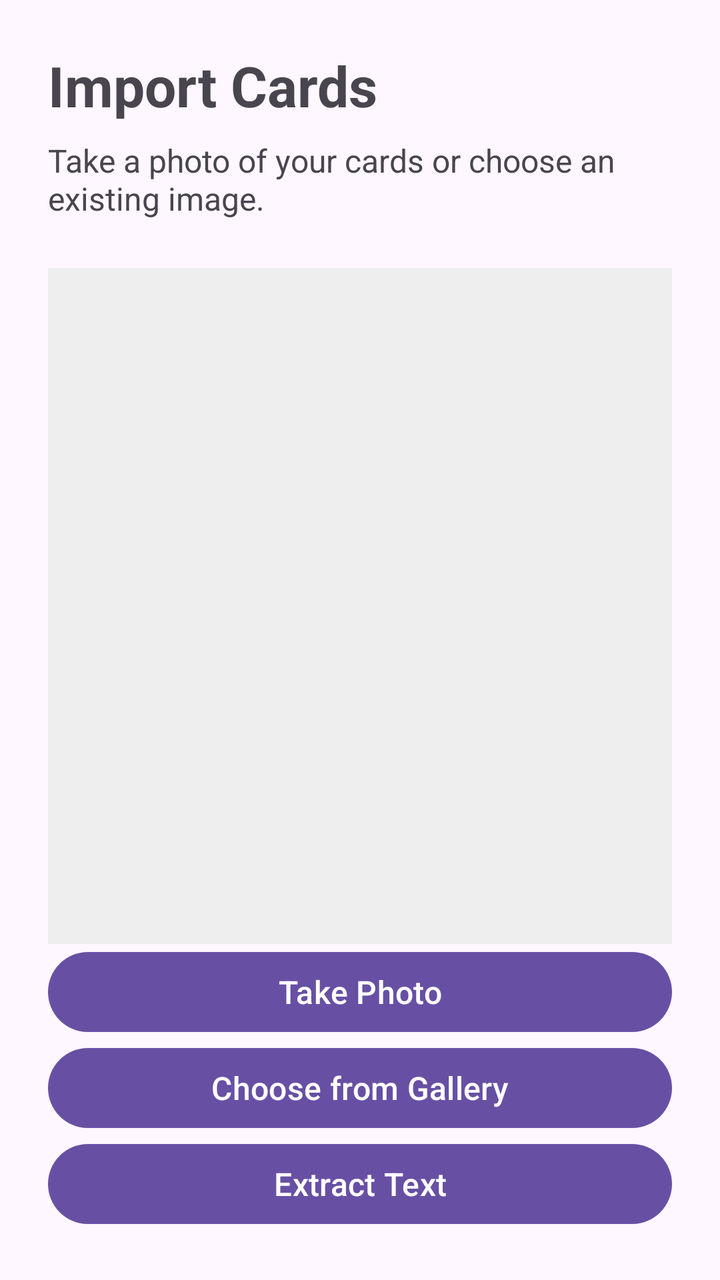
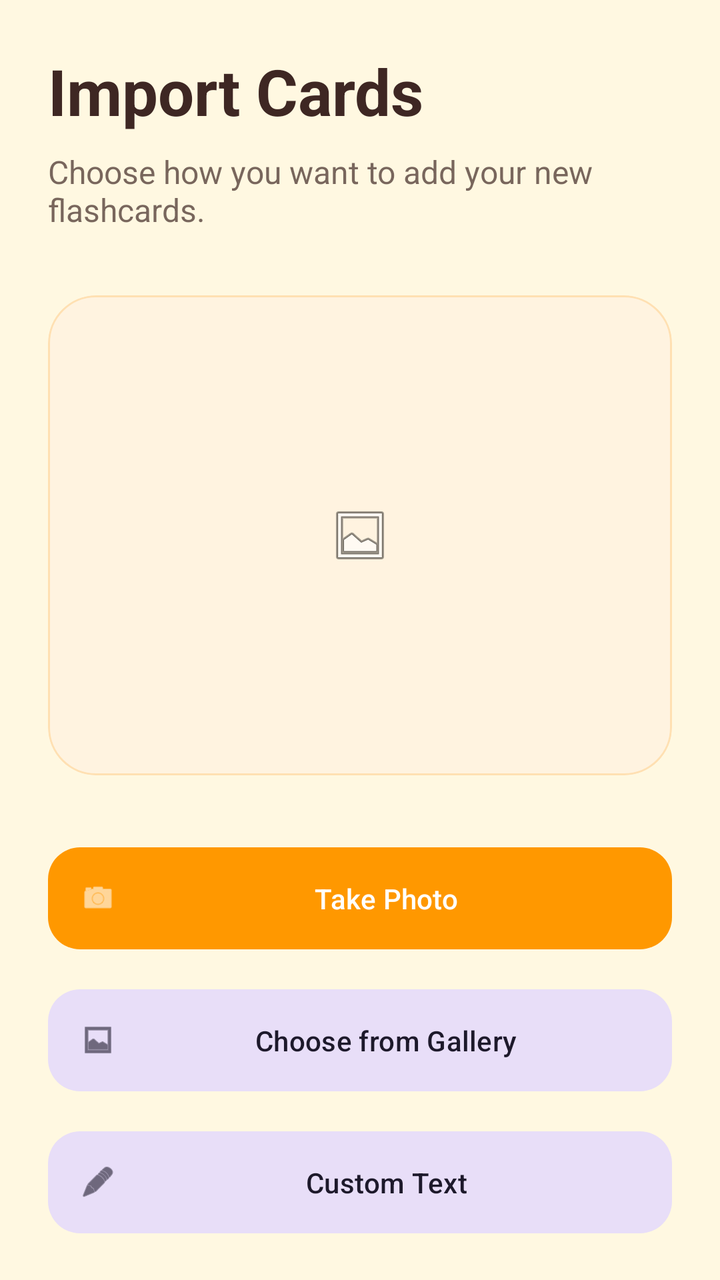

Before-and-after screenshots of an Android layout around one commit, followed by the original layout XML and the change that was made.
<!-- AndroidManifest.xml: application theme Theme.FlashNote -->
<!-- res/layout/activity_import.xml -->
<?xml version="1.0" encoding="utf-8"?>
<androidx.constraintlayout.widget.ConstraintLayout
    xmlns:android="http://schemas.android.com/apk/res/android"
    xmlns:app="http://schemas.android.com/apk/res-auto"
    xmlns:tools="http://schemas.android.com/tools"
    android:id="@+id/importRoot"
    android:layout_width="match_parent"
    android:layout_height="match_parent"
    android:padding="24dp"
    tools:context=".ImportActivity">

    
    <TextView
        android:id="@+id/importTitle"
        android:layout_width="wrap_content"
        android:layout_height="wrap_content"
        android:text="Import Cards"
        android:textSize="28sp"
        android:textStyle="bold"
        app:layout_constraintStart_toStartOf="parent"
        app:layout_constraintTop_toTopOf="parent" />

    
    <TextView
        android:id="@+id/importDescription"
        android:layout_width="0dp"
        android:layout_height="wrap_content"
        android:layout_marginTop="8dp"
        android:text="Take a photo of your cards or choose an existing image."
        android:textSize="16sp"
        app:layout_constraintEnd_toEndOf="parent"
        app:layout_constraintStart_toStartOf="parent"
        app:layout_constraintTop_toBottomOf="@id/importTitle" />

    
    <ImageView
        android:id="@+id/cardImagePreview"
        android:layout_width="0dp"
        android:layout_height="0dp"
        android:layout_marginTop="24dp"
        android:background="#EEEEEE"
        android:contentDescription="Preview of selected image"
        android:scaleType="centerInside"
        app:layout_constraintBottom_toTopOf="@id/takePhotoButton"
        app:layout_constraintEnd_toEndOf="parent"
        app:layout_constraintStart_toStartOf="parent"
        app:layout_constraintTop_toBottomOf="@id/importDescription"
        app:layout_constraintVertical_bias="0.0" />

    
    <Button
        android:id="@+id/takePhotoButton"
        android:layout_width="0dp"
        android:layout_height="wrap_content"
        android:text="Take Photo"
        android:textSize="16sp"
        app:layout_constraintBottom_toTopOf="@id/galleryButton"
        app:layout_constraintEnd_toEndOf="parent"
        app:layout_constraintStart_toStartOf="parent" />

    
    <Button
        android:id="@+id/galleryButton"
        android:layout_width="0dp"
        android:layout_height="wrap_content"
        android:layout_marginTop="8dp"
        android:text="Choose from Gallery"
        android:textSize="16sp"
        app:layout_constraintBottom_toTopOf="@id/ocrButton"
        app:layout_constraintEnd_toEndOf="parent"
        app:layout_constraintStart_toStartOf="parent" />

    
    <Button
        android:id="@+id/ocrButton"
        android:layout_width="0dp"
        android:layout_height="wrap_content"
        android:layout_marginTop="8dp"
        android:text="Extract Text"
        android:textSize="16sp"
        app:layout_constraintBottom_toBottomOf="parent"
        app:layout_constraintEnd_toEndOf="parent"
        app:layout_constraintStart_toStartOf="parent" />

</androidx.constraintlayout.widget.ConstraintLayout>
<!-- resources referenced by this layout -->
<resources>
  <style name="Theme.FlashNote" parent="Base.Theme.FlashNote" />
  <style name="Base.Theme.FlashNote" parent="Theme.Material3.DayNight.NoActionBar">
          
          
      </style>
</resources>

<!-- the commit's change to res/layout/activity_import.xml (unified diff, before → after) -->
@@ -1,85 +1,105 @@
 <?xml version="1.0" encoding="utf-8"?>
-<androidx.constraintlayout.widget.ConstraintLayout
-    xmlns:android="http://schemas.android.com/apk/res/android"
+<androidx.coordinatorlayout.widget.CoordinatorLayout xmlns:android="http://schemas.android.com/apk/res/android"
     xmlns:app="http://schemas.android.com/apk/res-auto"
     xmlns:tools="http://schemas.android.com/tools"
-    android:id="@+id/importRoot"
     android:layout_width="match_parent"
     android:layout_height="match_parent"
-    android:padding="24dp"
-    tools:context=".ImportActivity">
+    android:background="@color/surface">
 
-    
-    <TextView
-        android:id="@+id/importTitle"
-        android:layout_width="wrap_content"
-        android:layout_height="wrap_content"
-        android:text="Import Cards"
-        android:textSize="28sp"
-        android:textStyle="bold"
-        app:layout_constraintStart_toStartOf="parent"
-        app:layout_constraintTop_toTopOf="parent" />
+    <androidx.core.widget.NestedScrollView
+        android:layout_width="match_parent"
+        android:layout_height="match_parent"
+        android:clipToPadding="false"
+        android:padding="24dp">
 
-    
-    <TextView
-        android:id="@+id/importDescription"
-        android:layout_width="0dp"
-        android:layout_height="wrap_content"
-        android:layout_marginTop="8dp"
-        android:text="Take a photo of your cards or choose an existing image."
-        android:textSize="16sp"
-        app:layout_constraintEnd_toEndOf="parent"
-        app:layout_constraintStart_toStartOf="parent"
-        app:layout_constraintTop_toBottomOf="@id/importTitle" />
+        <LinearLayout
+            android:layout_width="match_parent"
+            android:layout_height="wrap_content"
+            android:orientation="vertical">
 
-    
-    <ImageView
-        android:id="@+id/cardImagePreview"
-        android:layout_width="0dp"
-        android:layout_height="0dp"
-        android:layout_marginTop="24dp"
-        android:background="#EEEEEE"
-        android:contentDescription="Preview of selected image"
-        android:scaleType="centerInside"
-        app:layout_constraintBottom_toTopOf="@id/takePhotoButton"
-        app:layout_constraintEnd_toEndOf="parent"
-        app:layout_constraintStart_toStartOf="parent"
-        app:layout_constraintTop_toBottomOf="@id/importDescription"
-        app:layout_constraintVertical_bias="0.0" />
+            <TextView
+                android:id="@+id/importTitle"
+                android:layout_width="match_parent"
+                android:layout_height="wrap_content"
+                android:text="@string/import_cards_title"
+                android:textColor="@color/on_surface"
+                android:textSize="32sp"
+                android:textStyle="bold" />
 
-    
-    <Button
-        android:id="@+id/takePhotoButton"
-        android:layout_width="0dp"
-        android:layout_height="wrap_content"
-        android:text="Take Photo"
-        android:textSize="16sp"
-        app:layout_constraintBottom_toTopOf="@id/galleryButton"
-        app:layout_constraintEnd_toEndOf="parent"
-        app:layout_constraintStart_toStartOf="parent" />
+            <TextView
+                android:id="@+id/importDescription"
+                android:layout_width="match_parent"
+                android:layout_height="wrap_content"
+                android:layout_marginTop="8dp"
+                android:text="@string/import_description"
+                android:textColor="@color/on_surface"
+                android:alpha="0.7"
+                android:textSize="16sp" />
 
-    
-    <Button
-        android:id="@+id/galleryButton"
-        android:layout_width="0dp"
-        android:layout_height="wrap_content"
-        android:layout_marginTop="8dp"
-        android:text="Choose from Gallery"
-        android:textSize="16sp"
-        app:layout_constraintBottom_toTopOf="@id/ocrButton"
-        app:layout_constraintEnd_toEndOf="parent"
-        app:layout_constraintStart_toStartOf="parent" />
+            <com.google.android.material.card.MaterialCardView
+                android:layout_width="match_parent"
+                android:layout_height="240dp"
+                android:layout_marginTop="32dp"
+                app:cardCornerRadius="24dp"
+                app:cardElevation="0dp"
+                app:strokeWidth="1dp"
+                app:strokeColor="#FFE0B2">
 
-    
-    <Button
-        android:id="@+id/ocrButton"
-        android:layout_width="0dp"
-        android:layout_height="wrap_content"
-        android:layout_marginTop="8dp"
-        android:text="Extract Text"
-        android:textSize="16sp"
-        app:layout_constraintBottom_toBottomOf="parent"
-        app:layout_constraintEnd_toEndOf="parent"
-        app:layout_constraintStart_toStartOf="parent" />
+                <ImageView
+                    android:id="@+id/cardImagePreview"
+                    android:layout_width="match_parent"
+                    android:layout_height="match_parent"
+                    android:background="#FFF3E0"
+                    android:contentDescription="Preview of selected image"
+                    android:scaleType="centerInside"
+                    android:src="@android:drawable/ic_menu_gallery"
+                     />
+            </com.google.android.material.card.MaterialCardView>
 
-</androidx.constraintlayout.widget.ConstraintLayout>
+            <com.google.android.material.button.MaterialButton
+                android:id="@+id/takePhotoButton"
+                android:layout_width="match_parent"
+                android:layout_height="wrap_content"
+                android:layout_marginTop="32dp"
+                android:padding="16dp"
+                android:text="@string/take_photo"
+                app:cornerRadius="16dp"
+                app:icon="@android:drawable/ic_menu_camera"
+                app:backgroundTint="@color/primary" />
+
+            <com.google.android.material.button.MaterialButton
+                android:id="@+id/galleryButton"
+                style="@style/Widget.Material3.Button.TonalButton"
+                android:layout_width="match_parent"
+                android:layout_height="wrap_content"
+                android:layout_marginTop="12dp"
+                android:padding="16dp"
+                android:text="@string/choose_gallery"
+                app:cornerRadius="16dp"
+                app:icon="@android:drawable/ic_menu_gallery" />
+
+            <com.google.android.material.button.MaterialButton
+                android:id="@+id/customTextButton"
+                style="@style/Widget.Material3.Button.TonalButton"
+                android:layout_width="match_parent"
+                android:layout_height="wrap_content"
+                android:layout_marginTop="12dp"
+                android:padding="16dp"
+                android:text="@string/custom_text"
+                app:cornerRadius="16dp"
+                app:icon="@android:drawable/ic_menu_edit" />
+
+            <com.google.android.material.button.MaterialButton
+                android:id="@+id/ocrButton"
+                android:layout_width="match_parent"
+                android:layout_height="wrap_content"
+                android:layout_marginTop="24dp"
+                android:padding="16dp"
+                android:text="@string/extract_text"
+                app:cornerRadius="16dp"
+                app:backgroundTint="@color/secondary" />
+
+        </LinearLayout>
+    </androidx.core.widget.NestedScrollView>
+
+</androidx.coordinatorlayout.widget.CoordinatorLayout>
<!-- resource entries referenced after the edit -->
@@ -1,9 +1,27 @@
 <!-- resources referenced by this layout -->
 <resources>
+  <color name="on_surface">#3E2723</color>
+  <color name="primary">#FF9800</color>
+  <color name="secondary">#FF5722</color>
+  <color name="surface">#FFF8E1</color>
+  <string name="choose_gallery">Choose from Gallery</string>
+  <string name="custom_text">Custom Text</string>
+  <string name="extract_text">Extract Text</string>
+  <string name="import_cards_title">Import Cards</string>
+  <string name="import_description">Choose how you want to add your new flashcards.</string>
+  <string name="take_photo">Take Photo</string>
   <style name="Theme.FlashNote" parent="Base.Theme.FlashNote" />
   <style name="Base.Theme.FlashNote" parent="Theme.Material3.DayNight.NoActionBar">
-          
-          
+          <item name="colorPrimary">@color/primary</item>
+          <item name="colorOnPrimary">@color/on_primary</item>
+          <item name="colorSecondary">@color/secondary</item>
+          <item name="colorOnSecondary">@color/on_secondary</item>
+          <item name="android:windowBackground">@color/background</item>
+          <item name="colorSurface">@color/surface</item>
+          <item name="colorOnSurface">@color/on_surface</item>
       </style>
+  <color name="on_primary">#FFFFFF</color>
+  <color name="on_secondary">#FFFFFF</color>
+  <color name="background">#FFFFFF</color>
 </resources>
 
